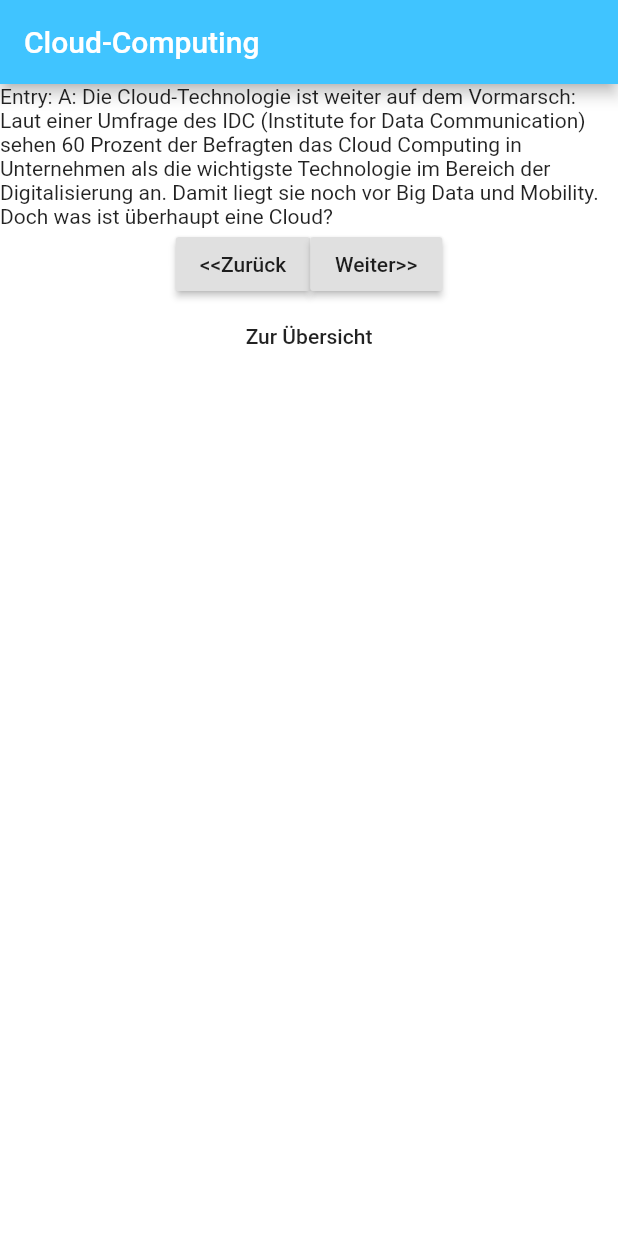
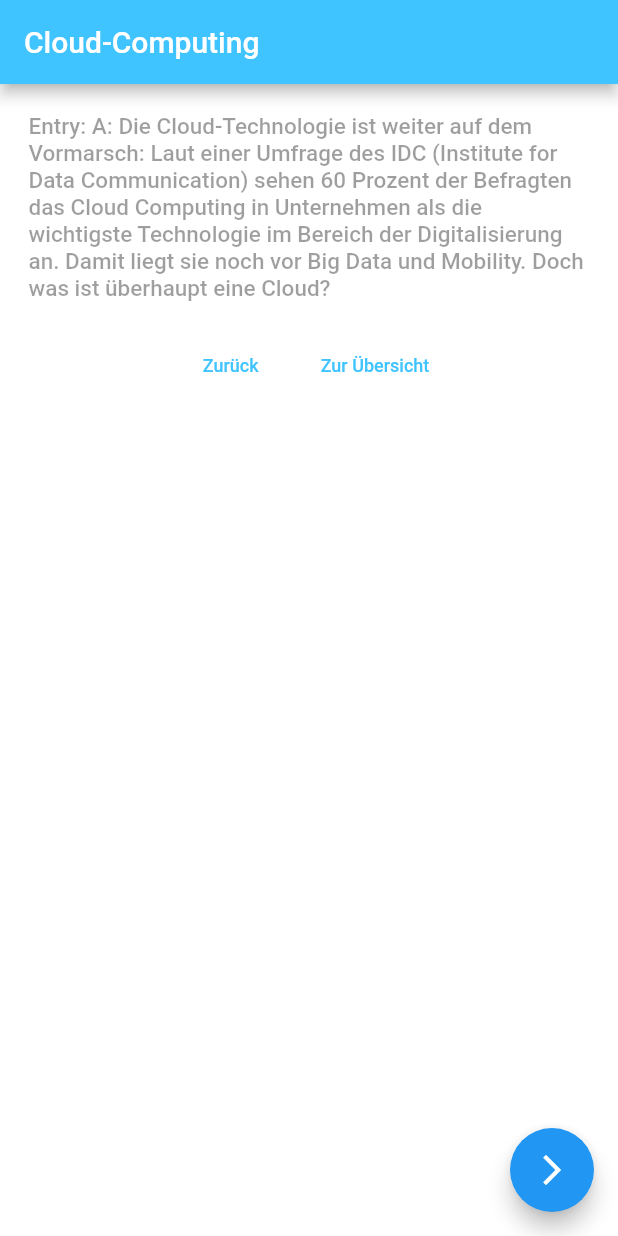
Before and after one commit to shr1mpsy/E-learning-App, a Flutter app: the screen it shows after launch, after a tap on "Allgemeines", on a phone screen of 412 x 824 dp. Run offline on Flutter 3.47's test engine with Material 2 defaults, Android fonts, the light colour scheme and no system bars.

Commit message:
created potential new App design

```diff
--- a/lib/answer.dart
+++ b/lib/answer.dart
@@ -14,7 +14,7 @@ class Answer extends StatelessWidget {
       width: double.infinity,
       child: RaisedButton(
         child: Text(answerText),
-        color: Colors.blue,
+        color: Colors.lightBlueAccent,
         onPressed: selectHandler,
       ),
     );
--- a/lib/main.dart
+++ b/lib/main.dart
@@ -9,7 +9,6 @@ class MyApp extends StatefulWidget {
     return MyAppState();
   }
 }
-
 
 class MyAppState extends State<MyApp> {
   // Texte
@@ -33,7 +32,6 @@ class MyAppState extends State<MyApp> {
           "Server und beispielsweise Smartphones auf nicht näher definierte Weise Daten untereinander austauschen. Die Analogie zu der Wolke leitet sich dadurch ab, "
           "dass es für den Anwender gleichgültig und gewissermaßen “verschleiert” ist, auf welchem konkreten Rechner und mit welcher zugrundeliegenden Hardware die Daten abgelegt sind"
     ],
-
     [
       //1
       "Kosten: Beim Cloud Computing fallen keinerlei Investitionskosten für den Erwerb von Hardware und Software oder die Einrichtung und den Betrieb lokaler Rechenzentren an,"
@@ -53,22 +51,18 @@ class MyAppState extends State<MyApp> {
           " Dazu zählen z.B. die Einrichtung von Hardware, das Aufspielen von Softwarepatches und andere zeitaufwändige IT-Verwaltungsaufgaben."
           " Beim Cloud Computing müssen viele dieser Aufgaben nicht länger ausgeführt werden, sodass sich IT-Teams auf wichtigere Unternehmensziele konzentrieren können."
     ],
-
   ];
 
-  final List<String> entries = <String>['Allgemeines', 'Vorteile von Cloud Computing'];
-  Map values= {'Allgemeines': 0, 'Vorteile von Cloud Computing': 1};
-  /*void addValues(){
-    int counter = 0;
-    for(var item in entries){
-      values[item] = counter;
-      counter++;
-    }
-  }*/
+  final List<String> entries = <String>[
+    'Allgemeines',
+    'Vorteile von Cloud Computing'
+  ];
+  Map values = {'Allgemeines': 0, 'Vorteile von Cloud Computing': 1};
 
   var index = 0;
   bool isOverview = false;
   var entryIndex = 0;
+  String quizAtOverview;
   String key;
   List<String> assets = ["assets/cloud.jpg", "assets/cloud2.jpg"];
 
@@ -121,7 +115,7 @@ class MyAppState extends State<MyApp> {
     });
   }
 
-  void toContent(){
+  void toContent() {
     setState(() {
       isOverview = !isOverview;
       index = 0;
@@ -131,7 +125,6 @@ class MyAppState extends State<MyApp> {
 
   @override
   Widget build(BuildContext context) {
-
     if (!isOverview) {
       return MaterialApp(
         home: Scaffold(
@@ -145,21 +138,97 @@ class MyAppState extends State<MyApp> {
               itemCount: entries.length,
               itemBuilder: (BuildContext context, int index) {
                 return Card(
-                    child : ListTile(
-                      onTap: (){
+                    child: ListTile(
+                  onTap: () {
                     key = entries[index];
                     toContent();
                   },
                   tileColor: Colors.white,
                   title: Text('${entries[index]}'),
                   leading: Image.asset(assets[index]),
-                    )
-                );
+                ));
               }),
         ),
       );
     }
 
+    if (isOverview) {
+      if (index < text[entryIndex].length) {
+        return MaterialApp(
+          home: Scaffold(
+            backgroundColor: Colors.white,
+            appBar: AppBar(
+              title: Text("Cloud-Computing"),
+              backgroundColor: Colors.lightBlueAccent,
+            ),
+            body: Column(
+              children: <Widget>[
+                Container(
+                  color: Colors.amber[20],
+                  margin: EdgeInsets.all(19.0),
+                    child: Text(
+                      text[entryIndex][index],
+                      style: TextStyle(
+                        fontSize: 15,
+                        fontWeight: FontWeight.w500,
+                        color: Colors.black38
+                      ),
+                    )
+                ),
+                Row(
+                  mainAxisAlignment: MainAxisAlignment.center,
+                  children: [
+                    FlatButton(
+                        onPressed: antwortbw,
+                        child: Text(
+                          "Zurück",
+                          style: TextStyle(
+                              fontSize: 12, color: Colors.lightBlueAccent),
+                        )),
+                    FlatButton(
+                        onPressed: toOverview,
+                        child: Text(
+                          "Zur Übersicht",
+                          style: TextStyle(
+                              fontSize: 12, color: Colors.lightBlueAccent),
+                        ))
+                  ],
+                )
+              ],
+            ),
+            floatingActionButton: FloatingActionButton(
+                onPressed: antwortfw,
+                child: Icon(Icons.arrow_forward_ios_outlined)),
+          ),
+        );
+      }
+      else {
+        return MaterialApp(
+          home: Scaffold(
+            backgroundColor: Colors.white,
+            appBar: AppBar(
+              title: Text("Cloud-Computing"),
+              backgroundColor: Colors.lightBlueAccent,
+            ),
+            body: Column(
+              children: <Widget>[
+                Quiz(qindex, qtotalScore, reset, antwort, entryIndex),
+                FlatButton(onPressed: nm, child: Text("Lektion neu starten")),
+                RaisedButton(
+                    onPressed: toOverview, child: Text("Zur Übersicht"))
+              ],
+            ),
+          ),
+        );
+      }
+    }
+  }
+}
+
+
+
+
+/* FIRST VERSION!
     if (isOverview) {
       return MaterialApp(
         home: Scaffold(
@@ -173,6 +242,7 @@ class MyAppState extends State<MyApp> {
                     children: <Widget>[
                       Text(text[entryIndex][index]),
                       Row(
+                        crossAxisAlignment: CrossAxisAlignment.end,
                         mainAxisAlignment: MainAxisAlignment.center,
                         children: [
                           RaisedButton(
@@ -181,7 +251,7 @@ class MyAppState extends State<MyApp> {
                               child: Text("Weiter>>"), onPressed: antwortfw),
                         ],
                       ),
-                      FlatButton(onPressed: toOverview, child: Text("Zur Übersicht"))
+                      RaisedButton(onPressed: toOverview, child: Text("Zur Übersicht"))
                     ],
                   )
                 : Column(
@@ -189,7 +259,7 @@ class MyAppState extends State<MyApp> {
                       Quiz(qindex, qtotalScore, reset, antwort, entryIndex),
                       FlatButton(
                           onPressed: nm, child: Text("Lektion neu starten")),
-                      FlatButton(
+                      RaisedButton(
                           onPressed: toOverview, child: Text("Zur Übersicht"))
                     ],
                   )),
@@ -197,3 +267,5 @@ class MyAppState extends State<MyApp> {
     }
   }
 }
+END
+ */
--- a/lib/result.dart
+++ b/lib/result.dart
@@ -5,19 +5,13 @@ class Result extends StatelessWidget {
   final int resultScore;
   final int len;
   final Function resultHandler;
+
+
+
   Result(this.resultScore, this.resultHandler, this.len);
 
   String get resultPhrase {
     String resultText;
-    /*if (resultScore == 3) {
-      resultText = "Sehr Gut! Du hast 3 von 3 Fragen richtig beantwortet";
-    } else if (resultScore == 2) {
-      resultText = "Geht so! Du hast 2 von 3 Fragen richtig beantwortet";
-    } else if (resultScore == 1) {
-      resultText = "Nicht so gut! Du hast 1 von 3 Fragen richtig beantwortet";
-    } else {
-      resultText = "Schlecht! Du hast 0 von 3 Fragen richtig beantwortet";
-    }*/
     resultText = "Du hast ${resultScore} von ${len} Fragen richtig";
     return resultText;
   }
@@ -33,8 +27,7 @@ class Result extends StatelessWidget {
           ),
           FlatButton(
             child: Text("Quiz neustarten", style: TextStyle(fontSize: 15)),
-            onPressed: resultHandler,
-            textColor: Colors.blue,
+            onPressed: resultHandler
           ),
         ],
       ),
```
Lines whose indentation alone changed are shown as unchanged.
